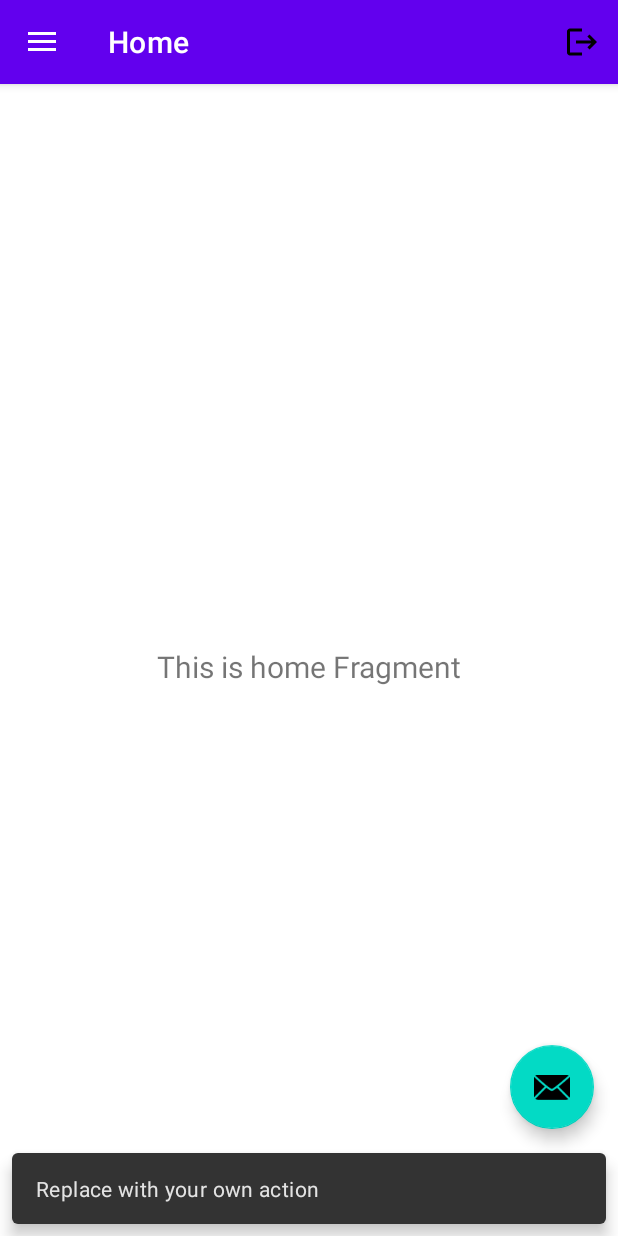
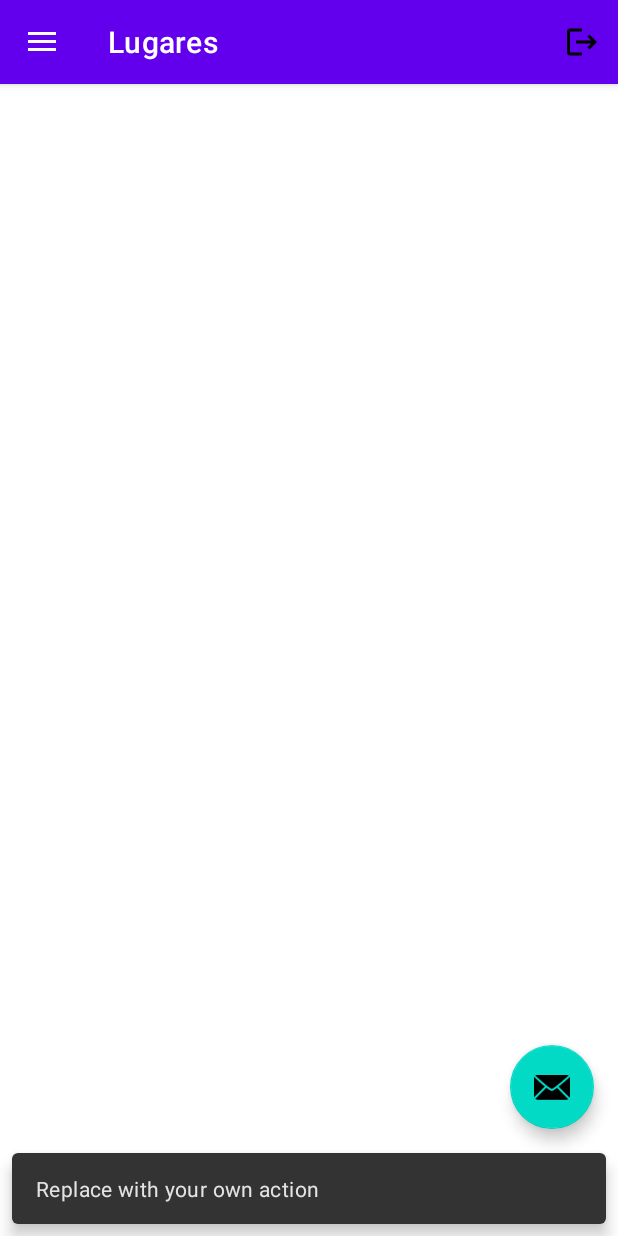
Before and after one commit to djs2109/Lugares, an Android app: the screen it shows after launch once a user with an empty profile is signed in (Principal), after a tap on an icon or button, on a phone screen of 412 x 824 dp. Run offline under Robolectric (Android 15) with nearby library versions, the phone set to English and light mode, and no system bars; our stand-ins replace Firebase (no records; nobody signed in at launch, a user with empty details on screens opened directly), navigation-ui; 2 statements that could not run were skipped.

Commit message:
Cuarto Commit

```diff
--- a/app/src/main/java/com/example/lugares/MainActivity.kt
+++ b/app/src/main/java/com/example/lugares/MainActivity.kt
@@ -11,8 +11,6 @@ import com.google.firebase.auth.FirebaseAuth
 import com.google.firebase.auth.FirebaseUser
 import com.google.firebase.auth.ktx.auth
 import com.google.firebase.ktx.Firebase
-import java.time.LocalDate
-import kotlin.math.log
 
 class MainActivity : AppCompatActivity() {
 
--- a/app/src/main/java/com/example/lugares/Principal.kt
+++ b/app/src/main/java/com/example/lugares/Principal.kt
@@ -39,7 +39,7 @@ class Principal : AppCompatActivity() {
         // menu should be considered as top level destinations.
         appBarConfiguration = AppBarConfiguration(
             setOf(
-                R.id.nav_home, R.id.nav_gallery, R.id.nav_slideshow
+                R.id.nav_lugar, R.id.nav_gallery, R.id.nav_slideshow
             ), drawerLayout
         )
         setupActionBarWithNavController(navController, appBarConfiguration)
--- a/app/src/main/java/com/example/lugares/ui/home/HomeViewModel.kt
+++ /dev/null
@@ -1,13 +0,0 @@
-package com.example.lugares.ui.home
-
-import androidx.lifecycle.LiveData
-import androidx.lifecycle.MutableLiveData
-import androidx.lifecycle.ViewModel
-
-class HomeViewModel : ViewModel() {
-
-    private val _text = MutableLiveData<String>().apply {
-        value = "This is home Fragment"
-    }
-    val text: LiveData<String> = _text
-}
--- a/app/src/main/java/com/example/lugares/ui/home/HomeFragment.kt
+++ b/app/src/main/java/com/example/lugares/ui/lugar/LugarFragment.kt
@@ -1,4 +1,4 @@
-package com.example.lugares.ui.home
+package com.example.lugares.ui.lugar
 
 import android.os.Bundle
 import android.view.LayoutInflater
@@ -7,11 +7,13 @@ import android.view.ViewGroup
 import android.widget.TextView
 import androidx.fragment.app.Fragment
 import androidx.lifecycle.ViewModelProvider
-import com.example.lugares.databinding.FragmentHomeBinding
+import com.example.lugares.databinding.FragmentLugarBinding
+import com.example.lugares.viewmodel.LugarViewModel
 
-class HomeFragment : Fragment() {
+class LugarFragment : Fragment() {
 
-    private var _binding: FragmentHomeBinding? = null
+    private lateinit var LugarViewModel :LugarViewModel
+    private var _binding: FragmentLugarBinding? = null
 
     // This property is only valid between onCreateView and
     // onDestroyView.
@@ -22,14 +24,14 @@ class HomeFragment : Fragment() {
         container: ViewGroup?,
         savedInstanceState: Bundle?
     ): View {
-        val homeViewModel =
-            ViewModelProvider(this).get(HomeViewModel::class.java)
+        val lugarViewModel =
+            ViewModelProvider(this).get(LugarViewModel::class.java)
 
-        _binding = FragmentHomeBinding.inflate(inflater, container, false)
+        _binding = FragmentLugarBinding.inflate(inflater, container, false)
         val root: View = binding.root
 
         val textView: TextView = binding.textHome
-        homeViewModel.text.observe(viewLifecycleOwner) {
+        lugarViewModel.text.observe(viewLifecycleOwner) {
             textView.text = it
         }
         return root
--- a/app/src/main/res/layout/fragment_home.xml
+++ b/app/src/main/res/layout/fragment_lugar.xml
@@ -4,7 +4,7 @@
     xmlns:tools="http://schemas.android.com/tools"
     android:layout_width="match_parent"
     android:layout_height="match_parent"
-    tools:context=".ui.home.HomeFragment">
+    tools:context=".ui.lugar.LugarFragment">
 
     <TextView
         android:id="@+id/text_home"
--- a/app/src/main/res/menu/activity_main_drawer.xml
+++ b/app/src/main/res/menu/activity_main_drawer.xml
@@ -5,9 +5,9 @@
 
     <group android:checkableBehavior="single">
         <item
-            android:id="@+id/nav_home"
+            android:id="@+id/nav_lugar"
             android:icon="@drawable/ic_menu_camera"
-            android:title="@string/menu_home" />
+            android:title="Lugares" />
         <item
             android:id="@+id/nav_gallery"
             android:icon="@drawable/ic_menu_gallery"
--- a/app/src/main/res/menu/activity_principal_drawer.xml
+++ b/app/src/main/res/menu/activity_principal_drawer.xml
@@ -5,9 +5,9 @@
 
     <group android:checkableBehavior="single">
         <item
-            android:id="@+id/nav_home"
+            android:id="@+id/nav_lugar"
             android:icon="@drawable/ic_menu_camera"
-            android:title="@string/menu_home" />
+            android:title="@string/menu_lugar" />
         <item
             android:id="@+id/nav_gallery"
             android:icon="@drawable/ic_menu_gallery"
--- a/app/src/main/res/navigation/mobile_navigation.xml
+++ b/app/src/main/res/navigation/mobile_navigation.xml
@@ -3,13 +3,13 @@
     xmlns:app="http://schemas.android.com/apk/res-auto"
     xmlns:tools="http://schemas.android.com/tools"
     android:id="@+id/mobile_navigation"
-    app:startDestination="@+id/nav_home">
+    app:startDestination="@+id/nav_lugar">
 
     <fragment
-        android:id="@+id/nav_home"
-        android:name="com.example.lugares.ui.home.HomeFragment"
-        android:label="@string/menu_home"
-        tools:layout="@layout/fragment_home" />
+        android:id="@+id/nav_lugar"
+        android:name="com.example.lugares.ui.lugar.LugarFragment"
+        android:label="@string/menu_lugar"
+        tools:layout="@layout/fragment_lugar" />
 
     <fragment
         android:id="@+id/nav_gallery"
--- a/app/src/main/res/values/strings.xml
+++ b/app/src/main/res/values/strings.xml
@@ -10,7 +10,7 @@
     <string name="nav_header_desc">Navigation header</string>
     <string name="action_settings">Settings</string>
 
-    <string name="menu_home">Home</string>
+    <string name="menu_lugar">Lugares</string>
     <string name="menu_gallery">Gallery</string>
     <string name="menu_slideshow">Slideshow</string>
 </resources>
--- a/build.gradle
+++ b/build.gradle
@@ -1,6 +1,7 @@
 buildscript {
     dependencies {
         classpath 'com.google.gms:google-services:4.3.10'
+        classpath 'androidx.navigation:navigation-safe-args-gradle-plugin:2.6.0-alpha02'
     }
 }// Top-level build file where you can add configuration options common to all sub-projects/modules.
 plugins {
```
Also changed, not shown: app/build.gradle (+23 -0 lines), app/src/main/java/com/example/lugares/data/LugarDao.kt (added, +24 -0 lines), app/src/main/java/com/example/lugares/data/LugarDatabase.kt (added, +32 -0 lines), app/src/main/java/com/example/lugares/model/Lugar.kt (added, +34 -0 lines), app/src/main/java/com/example/lugares/repository/LugarRepository.kt (added, +25 -0 lines), app/src/main/java/com/example/lugares/viewmodel/LugarViewModel.kt (added, +35 -0 lines).
